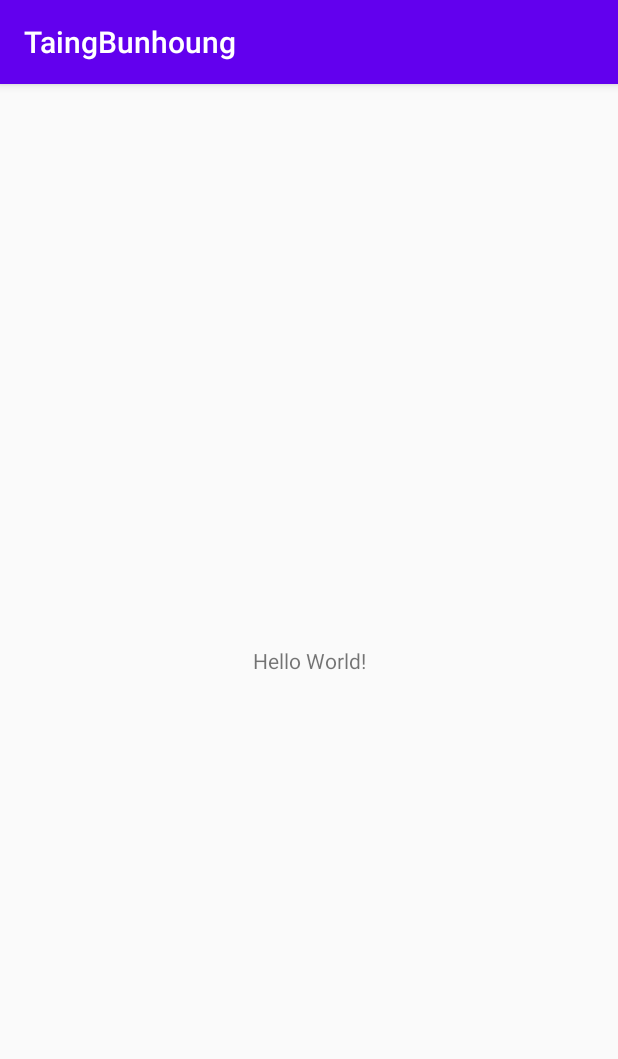
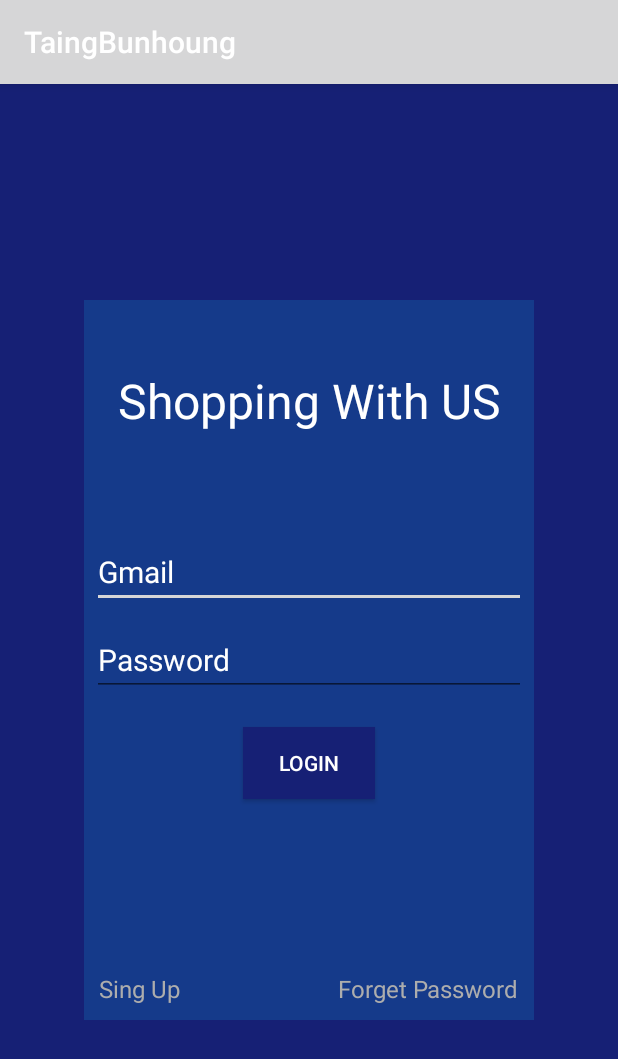
Before and after one commit to Bunhoung/TaingBunhoung, an Android app: the screen it shows after launch (MainActivity), on a phone screen of 412 x 824 dp. Shown: the top 1059 px of the screen. Run offline under Robolectric (Android 15) with nearby library versions, the phone set to English and light mode, and no system bars.

Commit message:
Second Push

```diff
--- a/app/src/main/res/layout/activity_main.xml
+++ b/app/src/main/res/layout/activity_main.xml
@@ -1,18 +1,97 @@
 <?xml version="1.0" encoding="utf-8"?>
-<androidx.constraintlayout.widget.ConstraintLayout xmlns:android="http://schemas.android.com/apk/res/android"
+<LinearLayout xmlns:android="http://schemas.android.com/apk/res/android"
     xmlns:app="http://schemas.android.com/apk/res-auto"
     xmlns:tools="http://schemas.android.com/tools"
     android:layout_width="match_parent"
     android:layout_height="match_parent"
-    tools:context=".MainActivity">
+    tools:context=".MainActivity"
+    android:orientation="vertical"
+    >
 
-    <TextView
-        android:layout_width="wrap_content"
-        android:layout_height="wrap_content"
-        android:text="Hello World!"
-        app:layout_constraintBottom_toBottomOf="parent"
-        app:layout_constraintLeft_toLeftOf="parent"
-        app:layout_constraintRight_toRightOf="parent"
-        app:layout_constraintTop_toTopOf="parent" />
+    <LinearLayout
+        android:layout_width="match_parent"
+        android:layout_height="match_parent"
+        android:background="@color/darkblue"
+        android:gravity="center"
+        >
 
-</androidx.constraintlayout.widget.ConstraintLayout>
+        <RelativeLayout
+            android:layout_width="300dp"
+            android:layout_height="480dp"
+            android:layout_gravity="center"
+            android:background="@color/blue"
+            >
+
+            <TextView
+                android:id="@+id/title"
+                android:layout_width="match_parent"
+                android:layout_height="wrap_content"
+                android:text="Shopping With US"
+                android:textColor="@color/white"
+                android:textSize="32dp"
+                android:textAlignment="center"
+                android:layout_alignParentTop="true"
+                android:layout_marginTop="45dp"
+                />
+
+            <EditText
+                android:id="@+id/gmail"
+                android:layout_width="match_parent"
+                android:layout_height="wrap_content"
+                android:text="Gmail"
+                android:textColor="@color/white"
+                android:textSize="20dp"
+                android:layout_above="@id/password"
+                android:layout_margin="5dp"
+
+                />
+
+            <EditText
+                android:id="@+id/password"
+                android:layout_width="match_parent"
+                android:layout_height="wrap_content"
+                android:text="Password"
+                android:textColor="@color/white"
+                android:textSize="20dp"
+                android:layout_margin="5dp"
+                android:layout_centerInParent="true"
+                />
+
+            <Button
+                android:layout_width="wrap_content"
+                android:layout_height="wrap_content"
+                android:text="Login"
+                android:background="@color/darkblue"
+                android:textColor="@color/white"
+                android:layout_below="@id/password"
+                android:layout_centerHorizontal="true"
+                android:layout_marginTop="15dp"
+                />
+
+            <TextView
+                android:layout_width="wrap_content"
+                android:layout_height="wrap_content"
+                android:text="Sing Up"
+                android:textColor="@color/gray"
+                android:textSize="16dp"
+                android:layout_alignParentBottom="true"
+                android:layout_margin="10dp"
+                />
+
+            <TextView
+                android:layout_width="wrap_content"
+                android:layout_height="wrap_content"
+                android:text="Forget Password"
+                android:textSize="16dp"
+                android:layout_alignParentBottom="true"
+                android:textColor="@color/gray"
+                android:layout_margin="10dp"
+                android:layout_alignParentRight="true"
+                />
+
+
+        </RelativeLayout>
+
+    </LinearLayout>
+
+</LinearLayout>
--- a/app/src/main/res/values/colors.xml
+++ b/app/src/main/res/values/colors.xml
@@ -1,6 +1,9 @@
 <?xml version="1.0" encoding="utf-8"?>
 <resources>
-    <color name="colorPrimary">#6200EE</color>
-    <color name="colorPrimaryDark">#3700B3</color>
-    <color name="colorAccent">#03DAC5</color>
+    <color name="blue">#153a8a</color>
+    <color name="white">#ffffff</color>
+    <color name="black">#000000</color>
+    <color name="darkblue">#162075</color>
+    <color name="gray">#adadad</color>
+    <color name="darkgray">#969696</color>
 </resources>
```
Also changed, not shown: app/src/main/res/drawable/ic_account_24.xml (added, +10 -0 lines), app/src/main/res/drawable/ic_baseline_home_24.xml (added, +10 -0 lines), app/src/main/res/drawable/ic_drag_indicator_24.xml (added, +10 -0 lines), app/src/main/res/drawable/ic_search_24.xml (added, +10 -0 lines), app/src/main/res/drawable/ic_settings_24.xml (added, +10 -0 lines), app/src/main/res/layout/home_activity.xml (added, +83 -0 lines), app/src/main/res/mipmap-mdpi/shopping_cart-01.jpg (added).
